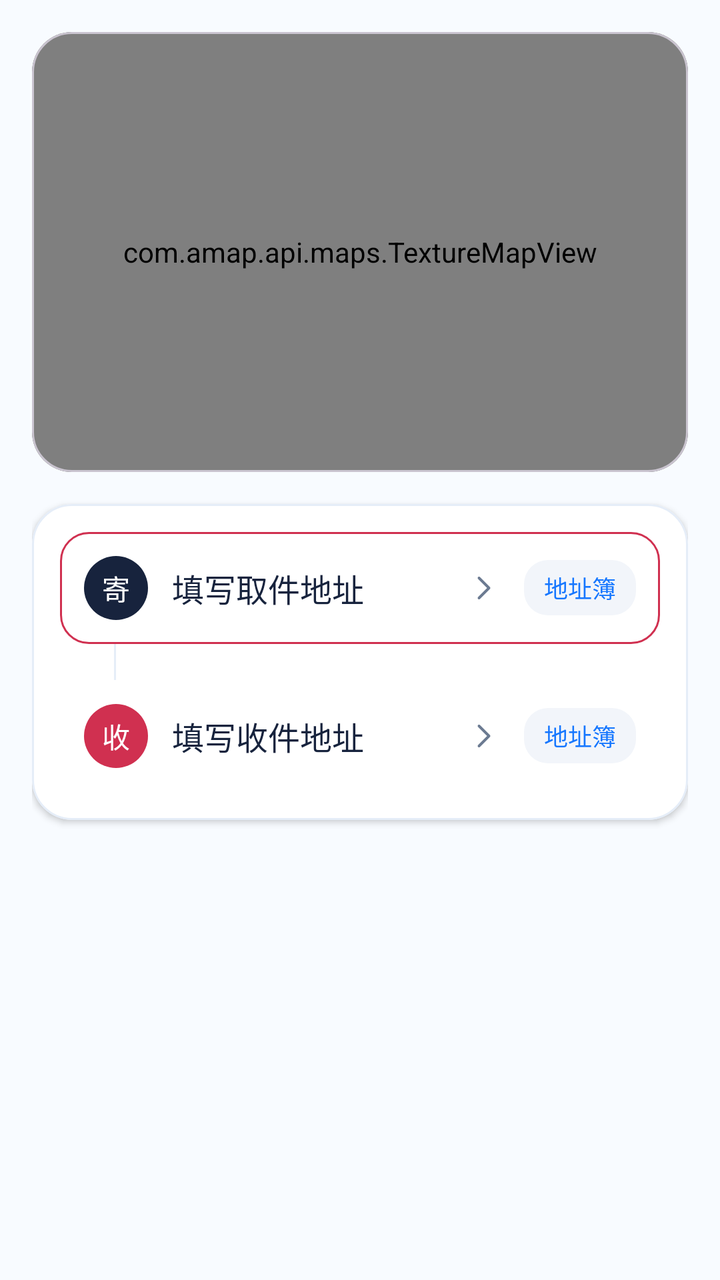
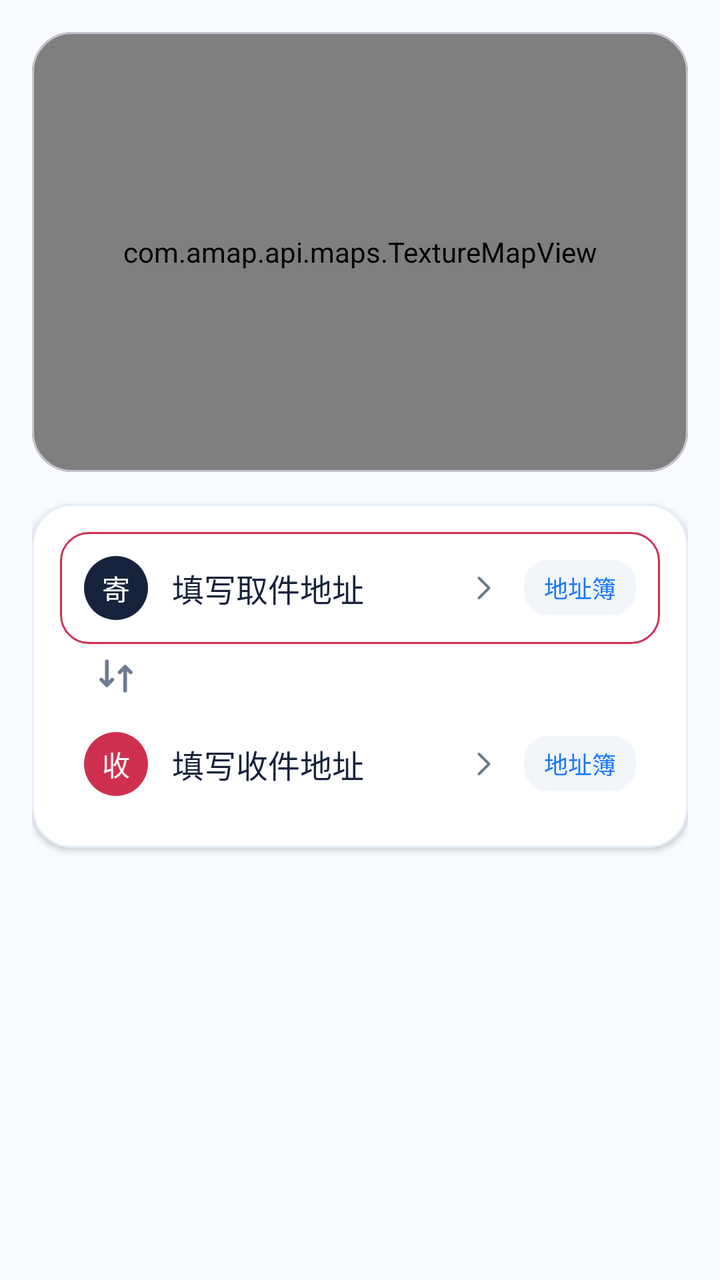

Compare the two renders of this Android layout. The source of the first and the diff that turns it into the second are given below.
<!-- AndroidManifest.xml: application theme Theme.Fish -->
<!-- res/layout/fragment_home.xml -->
<?xml version="1.0" encoding="utf-8"?>
<ScrollView xmlns:android="http://schemas.android.com/apk/res/android"
    xmlns:app="http://schemas.android.com/apk/res-auto"
    android:layout_width="match_parent"
    android:layout_height="match_parent"
    android:background="@color/fish_bg_bottom"
    android:fillViewport="true">

    <LinearLayout
        android:layout_width="match_parent"
        android:layout_height="wrap_content"
        android:orientation="vertical"
        android:padding="16dp">

        <com.google.android.material.card.MaterialCardView
            android:layout_width="match_parent"
            android:layout_height="220dp"
            app:cardBackgroundColor="@color/fish_placeholder"
            app:cardCornerRadius="20dp"
            app:cardElevation="0dp">

            <com.amap.api.maps.TextureMapView
                android:id="@+id/home_map"
                android:layout_width="match_parent"
                android:layout_height="match_parent" />
        </com.google.android.material.card.MaterialCardView>

        <com.google.android.material.card.MaterialCardView
            android:layout_width="match_parent"
            android:layout_height="wrap_content"
            android:layout_marginTop="16dp"
            app:cardBackgroundColor="@color/white"
            app:cardCornerRadius="20dp"
            app:cardElevation="2dp"
            app:strokeColor="@color/fish_card_stroke"
            app:strokeWidth="1dp">

            <LinearLayout
                android:layout_width="match_parent"
                android:layout_height="wrap_content"
                android:orientation="vertical"
                android:padding="14dp">

                <LinearLayout
                    android:layout_width="match_parent"
                    android:layout_height="wrap_content"
                    android:background="@drawable/bg_address_row_focus"
                    android:gravity="center_vertical"
                    android:orientation="horizontal"
                    android:padding="12dp">

                    <TextView
                        android:layout_width="32dp"
                        android:layout_height="32dp"
                        android:background="@drawable/bg_circle_dark"
                        android:gravity="center"
                        android:text="@string/home_sender_label"
                        android:textColor="@color/white"
                        android:textSize="14sp" />

                    <TextView
                        android:layout_width="0dp"
                        android:layout_height="wrap_content"
                        android:layout_marginStart="12dp"
                        android:layout_weight="1"
                        android:text="@string/home_pickup_hint"
                        android:textColor="@color/fish_text_primary"
                        android:textSize="16sp" />

                    <ImageView
                        android:layout_width="20dp"
                        android:layout_height="20dp"
                        android:contentDescription="@string/home_pickup_hint"
                        android:src="@drawable/ic_arrow_right" />

                    <TextView
                        android:layout_width="wrap_content"
                        android:layout_height="wrap_content"
                        android:layout_marginStart="10dp"
                        android:background="@drawable/bg_chip"
                        android:paddingStart="10dp"
                        android:paddingTop="5dp"
                        android:paddingEnd="10dp"
                        android:paddingBottom="5dp"
                        android:text="@string/home_address_book"
                        android:textColor="@color/fish_primary"
                        android:textSize="12sp" />
                </LinearLayout>

                <View
                    android:layout_width="1dp"
                    android:layout_height="18dp"
                    android:layout_marginStart="27dp"
                    android:background="@color/fish_card_stroke" />

                <LinearLayout
                    android:layout_width="match_parent"
                    android:layout_height="wrap_content"
                    android:gravity="center_vertical"
                    android:orientation="horizontal"
                    android:paddingStart="12dp"
                    android:paddingTop="12dp"
                    android:paddingEnd="12dp"
                    android:paddingBottom="12dp">

                    <TextView
                        android:layout_width="32dp"
                        android:layout_height="32dp"
                        android:background="@drawable/bg_circle_red"
                        android:gravity="center"
                        android:text="@string/home_receiver_label"
                        android:textColor="@color/white"
                        android:textSize="14sp" />

                    <TextView
                        android:layout_width="0dp"
                        android:layout_height="wrap_content"
                        android:layout_marginStart="12dp"
                        android:layout_weight="1"
                        android:text="@string/home_delivery_hint"
                        android:textColor="@color/fish_text_primary"
                        android:textSize="16sp" />

                    <ImageView
                        android:layout_width="20dp"
                        android:layout_height="20dp"
                        android:contentDescription="@string/home_delivery_hint"
                        android:src="@drawable/ic_arrow_right" />

                    <TextView
                        android:layout_width="wrap_content"
                        android:layout_height="wrap_content"
                        android:layout_marginStart="10dp"
                        android:background="@drawable/bg_chip"
                        android:paddingStart="10dp"
                        android:paddingTop="5dp"
                        android:paddingEnd="10dp"
                        android:paddingBottom="5dp"
                        android:text="@string/home_address_book"
                        android:textColor="@color/fish_primary"
                        android:textSize="12sp" />
                </LinearLayout>
            </LinearLayout>
        </com.google.android.material.card.MaterialCardView>
    </LinearLayout>
</ScrollView>
<!-- resources referenced by this layout -->
<resources>
  <color name="fish_bg_bottom">#FFF8FBFF</color>
  <color name="fish_card_stroke">#FFE5EDF8</color>
  <color name="fish_placeholder">#FFD9D9D9</color>
  <color name="fish_primary">#FF1677FF</color>
  <color name="fish_text_primary">#FF17233D</color>
  <color name="white">#FFFFFFFF</color>
  <!-- drawable bg_address_row_focus (drawable) -->
  <?xml version="1.0" encoding="utf-8"?>
  <shape xmlns:android="http://schemas.android.com/apk/res/android"
      android:shape="rectangle">
      <solid android:color="@color/white" />
      <stroke
          android:width="1dp"
          android:color="@color/fish_error" />
      <corners android:radius="14dp" />
  </shape>
  <!-- drawable bg_chip (drawable) -->
  <?xml version="1.0" encoding="utf-8"?>
  <shape xmlns:android="http://schemas.android.com/apk/res/android"
      android:shape="rectangle">
      <solid android:color="#FFF2F5FA" />
      <corners android:radius="12dp" />
  </shape>
  <!-- drawable bg_circle_dark (drawable) -->
  <?xml version="1.0" encoding="utf-8"?>
  <shape xmlns:android="http://schemas.android.com/apk/res/android"
      android:shape="oval">
      <solid android:color="@color/fish_text_primary" />
  </shape>
  <!-- drawable bg_circle_red (drawable) -->
  <?xml version="1.0" encoding="utf-8"?>
  <shape xmlns:android="http://schemas.android.com/apk/res/android"
      android:shape="oval">
      <solid android:color="@color/fish_error" />
  </shape>
  <!-- drawable ic_arrow_right (drawable) -->
  <vector xmlns:android="http://schemas.android.com/apk/res/android"
      android:width="24dp"
      android:height="24dp"
      android:viewportWidth="24"
      android:viewportHeight="24">
      <path
          android:pathData="M9,6 L15,12 L9,18"
          android:strokeColor="@color/fish_text_secondary"
          android:strokeWidth="1.6"
          android:strokeLineCap="round"
          android:strokeLineJoin="round"
          android:fillColor="@android:color/transparent" />
  </vector>
  <string name="home_address_book">地址簿</string>
  <string name="home_delivery_hint">填写收件地址</string>
  <string name="home_pickup_hint">填写取件地址</string>
  <string name="home_receiver_label">收</string>
  <string name="home_sender_label">寄</string>
  <style name="Theme.Fish" parent="Base.Theme.Fish" />
  <color name="fish_error">#FFD03050</color>
  <color name="fish_text_secondary">#FF6B7A91</color>
  <style name="Base.Theme.Fish" parent="Theme.Material3.Light.NoActionBar">
          <item name="colorPrimary">@color/fish_primary</item>
          <item name="colorOnPrimary">@color/white</item>
      </style>
</resources>

<!-- the commit's change to res/layout/fragment_home.xml (unified diff, before → after) -->
@@ -42,6 +42,7 @@
                 android:padding="14dp">
 
                 <LinearLayout
+                    android:id="@+id/row_home_sender"
                     android:layout_width="match_parent"
                     android:layout_height="wrap_content"
                     android:background="@drawable/bg_address_row_focus"
@@ -58,14 +59,30 @@
                         android:textColor="@color/white"
                         android:textSize="14sp" />
 
-                    <TextView
+                    <LinearLayout
                         android:layout_width="0dp"
                         android:layout_height="wrap_content"
                         android:layout_marginStart="12dp"
                         android:layout_weight="1"
-                        android:text="@string/home_pickup_hint"
-                        android:textColor="@color/fish_text_primary"
-                        android:textSize="16sp" />
+                        android:orientation="vertical">
+
+                        <TextView
+                            android:id="@+id/tv_home_sender_address"
+                            android:layout_width="match_parent"
+                            android:layout_height="wrap_content"
+                            android:text="@string/home_pickup_hint"
+                            android:textColor="@color/fish_text_primary"
+                            android:textSize="16sp" />
+
+                        <TextView
+                            android:id="@+id/tv_home_sender_contact"
+                            android:layout_width="match_parent"
+                            android:layout_height="wrap_content"
+                            android:layout_marginTop="4dp"
+                            android:textColor="@color/fish_text_secondary"
+                            android:textSize="13sp"
+                            android:visibility="gone" />
+                    </LinearLayout>
 
                     <ImageView
                         android:layout_width="20dp"
@@ -74,6 +91,7 @@
                         android:src="@drawable/ic_arrow_right" />
 
                     <TextView
+                        android:id="@+id/tv_home_sender_book"
                         android:layout_width="wrap_content"
                         android:layout_height="wrap_content"
                         android:layout_marginStart="10dp"
@@ -87,13 +105,18 @@
                         android:textSize="12sp" />
                 </LinearLayout>
 
-                <View
-                    android:layout_width="1dp"
-                    android:layout_height="18dp"
-                    android:layout_marginStart="27dp"
-                    android:background="@color/fish_card_stroke" />
+                <ImageView
+                    android:id="@+id/btn_home_swap"
+                    android:layout_width="32dp"
+                    android:layout_height="32dp"
+                    android:layout_marginStart="12dp"
+                    android:background="?attr/selectableItemBackgroundBorderless"
+                    android:contentDescription="@string/home_swap"
+                    android:padding="5dp"
+                    android:src="@drawable/ic_swap" />
 
                 <LinearLayout
+                    android:id="@+id/row_home_receiver"
                     android:layout_width="match_parent"
                     android:layout_height="wrap_content"
                     android:gravity="center_vertical"
@@ -112,14 +135,30 @@
                         android:textColor="@color/white"
                         android:textSize="14sp" />
 
-                    <TextView
+                    <LinearLayout
                         android:layout_width="0dp"
                         android:layout_height="wrap_content"
                         android:layout_marginStart="12dp"
                         android:layout_weight="1"
-                        android:text="@string/home_delivery_hint"
-                        android:textColor="@color/fish_text_primary"
-                        android:textSize="16sp" />
+                        android:orientation="vertical">
+
+                        <TextView
+                            android:id="@+id/tv_home_receiver_address"
+                            android:layout_width="match_parent"
+                            android:layout_height="wrap_content"
+                            android:text="@string/home_delivery_hint"
+                            android:textColor="@color/fish_text_primary"
+                            android:textSize="16sp" />
+
+                        <TextView
+                            android:id="@+id/tv_home_receiver_contact"
+                            android:layout_width="match_parent"
+                            android:layout_height="wrap_content"
+                            android:layout_marginTop="4dp"
+                            android:textColor="@color/fish_text_secondary"
+                            android:textSize="13sp"
+                            android:visibility="gone" />
+                    </LinearLayout>
 
                     <ImageView
                         android:layout_width="20dp"
@@ -128,6 +167,7 @@
                         android:src="@drawable/ic_arrow_right" />
 
                     <TextView
+                        android:id="@+id/tv_home_receiver_book"
                         android:layout_width="wrap_content"
                         android:layout_height="wrap_content"
                         android:layout_marginStart="10dp"
@@ -142,5 +182,15 @@
                 </LinearLayout>
             </LinearLayout>
         </com.google.android.material.card.MaterialCardView>
+
+        <com.google.android.material.button.MaterialButton
+            android:id="@+id/btn_home_shipment"
+            android:layout_width="match_parent"
+            android:layout_height="50dp"
+            android:layout_marginTop="16dp"
+            android:text="@string/home_shipment_next"
+            android:textSize="16sp"
+            android:visibility="gone"
+            app:cornerRadius="25dp" />
     </LinearLayout>
 </ScrollView>
<!-- resource entries referenced after the edit -->
@@ -49,11 +49,42 @@
           android:strokeLineJoin="round"
           android:fillColor="@android:color/transparent" />
   </vector>
+  <!-- drawable ic_swap (drawable) -->
+  <?xml version="1.0" encoding="utf-8"?>
+  <vector xmlns:android="http://schemas.android.com/apk/res/android"
+      android:width="24dp"
+      android:height="24dp"
+      android:viewportWidth="24"
+      android:viewportHeight="24">
+  
+      <path
+          android:pathData="M7,4 L7,17"
+          android:strokeColor="#6B7A91"
+          android:strokeLineCap="round"
+          android:strokeWidth="2" />
+      <path
+          android:pathData="M7,17 L4,14 M7,17 L10,14"
+          android:strokeColor="#6B7A91"
+          android:strokeLineCap="round"
+          android:strokeWidth="2" />
+      <path
+          android:pathData="M17,20 L17,7"
+          android:strokeColor="#6B7A91"
+          android:strokeLineCap="round"
+          android:strokeWidth="2" />
+      <path
+          android:pathData="M17,7 L14,10 M17,7 L20,10"
+          android:strokeColor="#6B7A91"
+          android:strokeLineCap="round"
+          android:strokeWidth="2" />
+  </vector>
   <string name="home_address_book">地址簿</string>
   <string name="home_delivery_hint">填写收件地址</string>
   <string name="home_pickup_hint">填写取件地址</string>
   <string name="home_receiver_label">收</string>
   <string name="home_sender_label">寄</string>
+  <string name="home_shipment_next">填写寄件信息</string>
+  <string name="home_swap">交换寄收件</string>
   <style name="Theme.Fish" parent="Base.Theme.Fish" />
   <color name="fish_error">#FFD03050</color>
   <color name="fish_text_secondary">#FF6B7A91</color>
